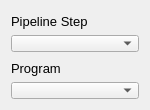
First picture: the form in MainApplication/pipeline_step_GUI.ui, repository tkideneb1999/GameAssetPipelineProgram, before the edit.
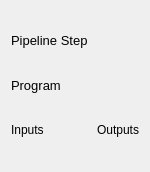
Second picture: the form after the edit.

Commit message: overhauled Pipeline Step, started implementation on client/host communication

What changed in the file:
```diff
--- a/MainApplication/pipeline_step_GUI.ui
+++ b/MainApplication/pipeline_step_GUI.ui
@@ -7,7 +7,7 @@
     <x>0</x>
     <y>0</y>
     <width>150</width>
-    <height>110</height>
+    <height>172</height>
    </rect>
   </property>
   <property name="minimumSize">
@@ -53,9 +53,6 @@
      </property>
     </widget>
    </item>
-   <item>
-    <widget class="QComboBox" name="pipeline_step_combo_box"/>
-   </item>
    <item>
     <widget class="QLabel" name="program_label">
      <property name="sizePolicy">
@@ -87,7 +84,64 @@
     </widget>
    </item>
    <item>
-    <widget class="QComboBox" name="step_program_combo_box"/>
+    <layout class="QHBoxLayout" name="horizontalLayout">
+     <item>
+      <layout class="QVBoxLayout" name="verticalLayout_2">
+       <property name="leftMargin">
+        <number>0</number>
+       </property>
+       <item>
+        <widget class="QLabel" name="inputs_label">
+         <property name="sizePolicy">
+          <sizepolicy hsizetype="Preferred" vsizetype="Fixed">
+           <horstretch>0</horstretch>
+           <verstretch>0</verstretch>
+          </sizepolicy>
+         </property>
+         <property name="text">
+          <string>Inputs</string>
+         </property>
+        </widget>
+       </item>
+      </layout>
+     </item>
+     <item>
+      <spacer name="horizontalSpacer">
+       <property name="orientation">
+        <enum>Qt::Horizontal</enum>
+       </property>
+       <property name="sizeHint" stdset="0">
+        <size>
+         <width>40</width>
+         <height>20</height>
+        </size>
+       </property>
+      </spacer>
+     </item>
+     <item>
+      <layout class="QVBoxLayout" name="verticalLayout_3">
+       <property name="leftMargin">
+        <number>0</number>
+       </property>
+       <item>
+        <widget class="QLabel" name="outputs_label">
+         <property name="sizePolicy">
+          <sizepolicy hsizetype="Preferred" vsizetype="Fixed">
+           <horstretch>0</horstretch>
+           <verstretch>0</verstretch>
+          </sizepolicy>
+         </property>
+         <property name="text">
+          <string>Outputs</string>
+         </property>
+         <property name="alignment">
+          <set>Qt::AlignRight|Qt::AlignTrailing|Qt::AlignVCenter</set>
+         </property>
+        </widget>
+       </item>
+      </layout>
+     </item>
+    </layout>
    </item>
   </layout>
  </widget>
```
The commit also changes 7 other files.
